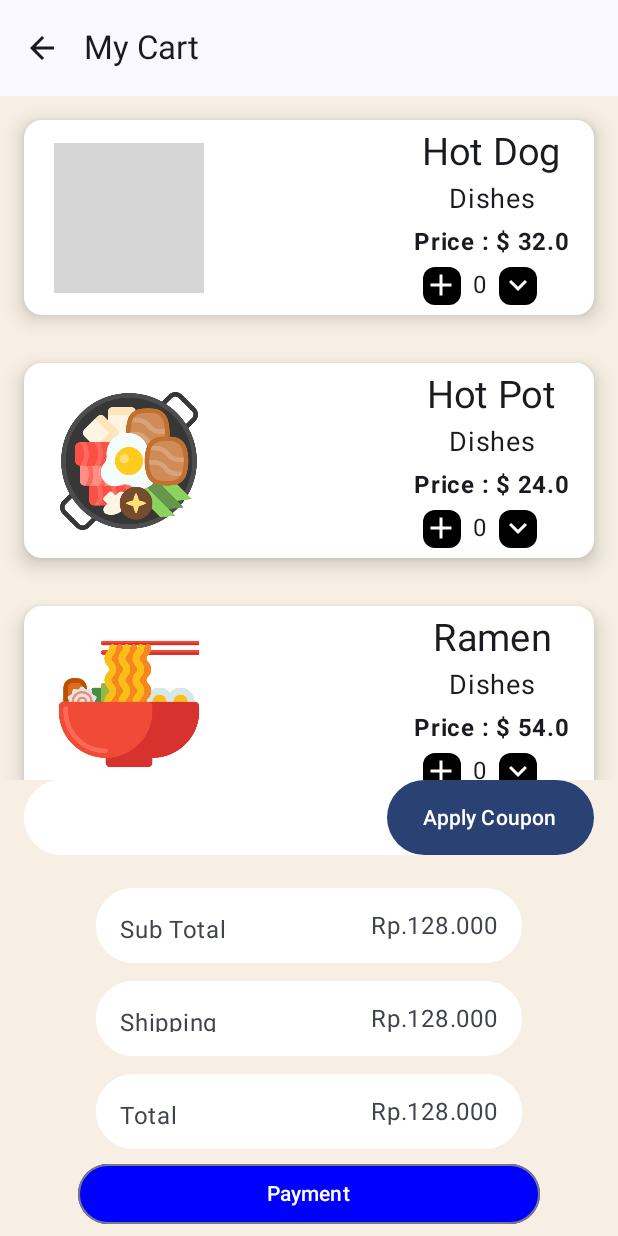
After one commit to achmadsyarif252/GoodFood, an Android app built with Jetpack Compose: the CartScreen screen opened through its navigation route, on a phone screen of 412 x 824 dp. The commit adds this screen. Run offline under Robolectric (Android 15) with nearby library versions, the phone set to English and light mode, and no system bars; libraries missing offline, so code that uses them is left out: com.exyte.animatednavbar; grey boxes are pictures that could not be loaded.

Commit message:
feat : add cart screen

```diff
--- a/app/src/main/java/com/example/goodfood/MainActivity.kt
+++ b/app/src/main/java/com/example/goodfood/MainActivity.kt
@@ -14,6 +14,7 @@ import androidx.navigation.compose.composable
 import androidx.navigation.compose.rememberNavController
 import com.example.goodfood.domain.model.Food
 import com.example.goodfood.domain.model.listFood
+import com.example.goodfood.presentation.cart.CartScreen
 import com.example.goodfood.presentation.detail.DetailScreen
 import com.example.goodfood.presentation.home.HomeScreen
 import com.example.goodfood.ui.theme.FoodAppsTheme
@@ -53,6 +54,9 @@ fun MyApp(modifier: Modifier = Modifier) {
                     DetailScreen(navController, foodIndex = index)
                 }
             }
+            composable("cart") {
+                CartScreen()
+            }
         }
 
     }
--- a/app/src/main/java/com/example/goodfood/presentation/bottombar/BottomBar.kt
+++ b/app/src/main/java/com/example/goodfood/presentation/bottombar/BottomBar.kt
@@ -13,6 +13,7 @@ import androidx.compose.material3.NavigationBarItem
 import androidx.compose.runtime.Composable
 import androidx.compose.ui.Modifier
 import androidx.compose.ui.res.stringResource
+import com.example.goodfood.LocalNavController
 import com.example.goodfood.R
 import com.example.goodfood.domain.model.BottomBarItem
 import com.exyte.animatednavbar.AnimatedNavigationBar
@@ -20,6 +21,7 @@ import com.exyte.animatednavbar.AnimatedNavigationBar
 
 @Composable
 fun BottomNavigation(modifier: Modifier = Modifier) {
+    val navController = LocalNavController.current
 
     NavigationBar {
         val bottomNavigation = listOf(
@@ -36,7 +38,7 @@ fun BottomNavigation(modifier: Modifier = Modifier) {
                 icon = Icons.Default.Home
             ), BottomBarItem(
                 title = stringResource(id = R.string.profile),
-                icon = Icons.Default.ShoppingCart
+                icon = Icons.Default.ShoppingCart,
             ),
             BottomBarItem(
                 title = stringResource(id = R.string.person),
@@ -46,8 +48,14 @@ fun BottomNavigation(modifier: Modifier = Modifier) {
 
         bottomNavigation.map {
             NavigationBarItem(
-                selected = it.title == bottomNavigation[0].title,
-                onClick = { },
+                selected = it.title == bottomNavigation[2].title,
+                onClick = {
+                    when (it) {
+                        bottomNavigation[3] -> {
+                            navController.navigate("cart")
+                        }
+                    }
+                },
                 icon = {
                     Icon(imageVector = it.icon, contentDescription = it.title)
                 },
--- /dev/null
+++ b/app/src/main/java/com/example/goodfood/presentation/cart/CartScreen.kt
@@ -0,0 +1,184 @@
+package com.example.goodfood.presentation.cart
+
+import androidx.compose.foundation.border
+import androidx.compose.foundation.layout.Column
+import androidx.compose.foundation.layout.Spacer
+import androidx.compose.foundation.layout.fillMaxHeight
+import androidx.compose.foundation.layout.fillMaxWidth
+import androidx.compose.foundation.layout.height
+import androidx.compose.foundation.layout.offset
+import androidx.compose.foundation.layout.padding
+import androidx.compose.foundation.lazy.LazyColumn
+import androidx.compose.foundation.shape.RoundedCornerShape
+import androidx.compose.material.icons.Icons
+import androidx.compose.material.icons.filled.ArrowBack
+import androidx.compose.material3.Button
+import androidx.compose.material3.ButtonDefaults
+import androidx.compose.material3.ExperimentalMaterial3Api
+import androidx.compose.material3.Icon
+import androidx.compose.material3.IconButton
+import androidx.compose.material3.OutlinedButton
+import androidx.compose.material3.OutlinedTextField
+import androidx.compose.material3.Scaffold
+import androidx.compose.material3.ScaffoldDefaults
+import androidx.compose.material3.Text
+import androidx.compose.material3.TextField
+import androidx.compose.material3.TextFieldDefaults
+import androidx.compose.material3.TopAppBar
+import androidx.compose.runtime.Composable
+import androidx.compose.ui.Modifier
+import androidx.compose.ui.graphics.Brush
+import androidx.compose.ui.graphics.Color
+import androidx.compose.ui.unit.dp
+import com.example.goodfood.LocalNavController
+import com.example.goodfood.domain.model.listFood
+import com.example.goodfood.presentation.component.CartCard
+import com.example.goodfood.ui.theme.CardFood
+import com.example.goodfood.ui.theme.Gold
+
+@OptIn(ExperimentalMaterial3Api::class)
+@Composable
+fun CartScreen(modifier: Modifier = Modifier) {
+    val navController = LocalNavController.current
+    Scaffold(
+        containerColor = CardFood,
+        topBar = {
+            TopAppBar(title = { Text(text = "My Cart") }, navigationIcon = {
+                IconButton(onClick = {
+                    navController.popBackStack()
+                }) {
+                    Icon(imageVector = Icons.Default.ArrowBack, contentDescription = null)
+                }
+            })
+        }
+    ) {
+        val padding = it
+        Column {
+            LazyColumn(
+                modifier = Modifier
+                    .padding(it)
+                    .fillMaxHeight(0.6f)
+            ) {
+                items(listFood.size) {
+                    CartCard(food = listFood[it])
+                }
+            }
+            OutlinedTextField(
+                colors = TextFieldDefaults.colors(
+                    focusedContainerColor = Color.White,
+                    unfocusedContainerColor = Color.White,
+                    focusedIndicatorColor = Color.White,
+                    unfocusedIndicatorColor = Color.White
+                ),
+                trailingIcon = {
+                    Button(
+                        modifier = Modifier
+                            .fillMaxHeight(),
+                        onClick = { /*TODO*/ }) {
+                        Text(text = "Apply Coupon")
+                    }
+                },
+                value = "",
+                onValueChange = {},
+                shape = RoundedCornerShape(
+                    topEnd = 128.dp,
+                    bottomEnd = 128.dp,
+                    topStart = 32.dp,
+                    bottomStart = 32.dp
+                ),
+                modifier = Modifier
+                    .padding(horizontal = 16.dp)
+                    .fillMaxWidth()
+                    .height(50.dp)
+            )
+            Spacer(modifier = Modifier.height(16.dp))
+            OutlinedTextField(
+                colors = TextFieldDefaults.colors(
+                    focusedContainerColor = Color.White,
+                    unfocusedContainerColor = Color.White,
+                    focusedIndicatorColor = Color.White,
+                    unfocusedIndicatorColor = Color.White
+                ),
+                placeholder = {
+                    Text(text = "Sub Total")
+                },
+                trailingIcon = {
+                    Text(
+                        modifier = Modifier.padding(end = 16.dp),
+                        text = "Rp.128.000"
+                    )
+                },
+                value = "",
+                onValueChange = {},
+                shape = RoundedCornerShape(32.dp),
+                modifier = Modifier
+                    .padding(horizontal = 64.dp, vertical = 6.dp)
+                    .fillMaxWidth()
+                    .height(50.dp)
+            )
+
+            OutlinedTextField(
+                colors = TextFieldDefaults.colors(
+                    focusedContainerColor = Color.White,
+                    unfocusedContainerColor = Color.White,
+                    focusedIndicatorColor = Color.White,
+                    unfocusedIndicatorColor = Color.White
+                ),
+                placeholder = {
+                    Text(text = "Shipping")
+                },
+                trailingIcon = {
+                    Text(
+                        modifier = Modifier.padding(end = 16.dp),
+                        text = "Rp.128.000"
+                    )
+                },
+                value = "",
+                onValueChange = {},
+                shape = RoundedCornerShape(32.dp),
+                modifier = Modifier
+                    .padding(horizontal = 64.dp, vertical = 6.dp)
+                    .fillMaxWidth()
+                    .height(50.dp)
+            )
+
+            OutlinedTextField(
+                colors = TextFieldDefaults.colors(
+                    focusedContainerColor = Color.White,
+                    unfocusedContainerColor = Color.White,
+                    focusedIndicatorColor = Color.White,
+                    unfocusedIndicatorColor = Color.White
+                ),
+                placeholder = {
+                    Text(text = "Total")
+                },
+                trailingIcon = {
+                    Text(
+                        modifier = Modifier.padding(end = 16.dp),
+                        text = "Rp.128.000"
+                    )
+                },
+                value = "",
+                onValueChange = {},
+                shape = RoundedCornerShape(32.dp),
+                modifier = Modifier
+                    .padding(horizontal = 64.dp, vertical = 6.dp)
+                    .fillMaxWidth()
+                    .height(50.dp)
+            )
+
+            OutlinedButton(
+                colors = ButtonDefaults.buttonColors(
+                    contentColor = Color.White,
+                    containerColor = Color.Blue
+                ),
+                modifier = Modifier
+                    .padding(horizontal = 52.dp)
+                    .fillMaxWidth(),
+                onClick = { /*TODO*/ }) {
+                Text(text = "Payment")
+            }
+
+        }
+    }
+}
--- /dev/null
+++ b/app/src/main/java/com/example/goodfood/presentation/component/AddMinQty.kt
@@ -0,0 +1,66 @@
+package com.example.goodfood.presentation.component
+
+import androidx.compose.foundation.layout.Row
+import androidx.compose.foundation.layout.Spacer
+import androidx.compose.foundation.layout.fillMaxWidth
+import androidx.compose.foundation.layout.padding
+import androidx.compose.foundation.layout.size
+import androidx.compose.foundation.layout.width
+import androidx.compose.foundation.shape.RoundedCornerShape
+import androidx.compose.material.icons.Icons
+import androidx.compose.material.icons.filled.Add
+import androidx.compose.material.icons.filled.KeyboardArrowDown
+import androidx.compose.material3.Card
+import androidx.compose.material3.CardDefaults
+import androidx.compose.material3.ExperimentalMaterial3Api
+import androidx.compose.material3.Icon
+import androidx.compose.material3.Text
+import androidx.compose.runtime.Composable
+import androidx.compose.ui.Modifier
+import androidx.compose.ui.graphics.Color
+import androidx.compose.ui.unit.dp
+
+@OptIn(ExperimentalMaterial3Api::class)
+@Composable
+fun AddMinQty(
+    modifier: Modifier = Modifier,
+    counter: Int,
+    onAddCounter: () -> Unit,
+    onMinCounter: () -> Unit
+) {
+    Row(
+        modifier = Modifier.padding(end = 16.dp)
+    ) {
+        Card(
+            onClick = {
+                onAddCounter()
+            },
+            colors = CardDefaults.cardColors(
+                containerColor = Color.Black,
+                contentColor = Color.White
+            ),
+            shape = RoundedCornerShape(8.dp), modifier = Modifier.size(25.dp)
+        ) {
+            Icon(imageVector = Icons.Default.Add, contentDescription = null)
+        }
+        Spacer(modifier = Modifier.width(8.dp))
+        Text(text = "$counter")
+        Spacer(modifier = Modifier.width(8.dp))
+        Card(
+            onClick = {
+                onMinCounter()
+            },
+            colors = CardDefaults.cardColors(
+                containerColor = Color.Black,
+                contentColor = Color.White
+            ),
+            shape = RoundedCornerShape(8.dp), modifier = Modifier.size(25.dp)
+        ) {
+            Icon(
+                imageVector = Icons.Default.KeyboardArrowDown,
+                contentDescription = null,
+                modifier = Modifier.fillMaxWidth()
+            )
+        }
+    }
+}
--- /dev/null
+++ b/app/src/main/java/com/example/goodfood/presentation/component/CartCard.kt
@@ -0,0 +1,78 @@
+package com.example.goodfood.presentation.component
+
+import androidx.compose.foundation.Image
+import androidx.compose.foundation.layout.Arrangement
+import androidx.compose.foundation.layout.Column
+import androidx.compose.foundation.layout.Row
+import androidx.compose.foundation.layout.fillMaxHeight
+import androidx.compose.foundation.layout.fillMaxSize
+import androidx.compose.foundation.layout.fillMaxWidth
+import androidx.compose.foundation.layout.height
+import androidx.compose.foundation.layout.padding
+import androidx.compose.foundation.layout.size
+import androidx.compose.material3.Card
+import androidx.compose.material3.CardDefaults
+import androidx.compose.material3.Text
+import androidx.compose.runtime.Composable
+import androidx.compose.runtime.getValue
+import androidx.compose.runtime.mutableIntStateOf
+import androidx.compose.runtime.remember
+import androidx.compose.runtime.setValue
+import androidx.compose.ui.Alignment
+import androidx.compose.ui.Modifier
+import androidx.compose.ui.graphics.Color
+import androidx.compose.ui.res.painterResource
+import androidx.compose.ui.text.font.FontWeight
+import androidx.compose.ui.unit.dp
+import androidx.compose.ui.unit.sp
+import com.example.goodfood.domain.model.Food
+import com.example.goodfood.domain.model.listFood
+import com.example.goodfood.ui.theme.CardFood
+import com.example.goodfood.ui.theme.Gold
+
+@Composable
+fun CartCard(modifier: Modifier = Modifier, food: Food) {
+    var qty by remember {
+        mutableIntStateOf(0)
+    }
+    Card(
+        elevation = CardDefaults.cardElevation(
+            defaultElevation = 8.dp,
+        ),
+        colors = CardDefaults.cardColors(
+            containerColor = Color.White
+        ),
+        modifier = modifier
+            .padding(horizontal = 16.dp, vertical = 16.dp)
+            .fillMaxWidth()
+            .height(130.dp)
+    ) {
+        Row(
+            modifier.fillMaxSize(),
+            horizontalArrangement = Arrangement.SpaceBetween,
+            verticalAlignment = Alignment.CenterVertically
+        ) {
+            Image(
+                painter = painterResource(id = food.image),
+                contentDescription = null,
+                modifier = Modifier
+                    .padding(start = 20.dp)
+                    .size(100.dp)
+            )
+            Column(
+                verticalArrangement = Arrangement.SpaceAround,
+                horizontalAlignment = Alignment.CenterHorizontally,
+                modifier = Modifier
+                    .fillMaxHeight()
+                    .padding(end = 16.dp, top = 4.dp, bottom = 4.dp)
+            ) {
+                Text(text = food.name, fontSize = 25.sp)
+                Text(text = food.type, fontSize = 18.sp)
+                Text(text = "Price : $ ${food.price}", fontWeight = FontWeight.Bold)
+                AddMinQty(counter = qty, onAddCounter = { qty++ }, onMinCounter = {
+                    if (qty > 0) qty--
+                })
+            }
+        }
+    }
+}
--- a/app/src/main/java/com/example/goodfood/presentation/detail/DetailScreen.kt
+++ b/app/src/main/java/com/example/goodfood/presentation/detail/DetailScreen.kt
@@ -52,6 +52,7 @@ import androidx.navigation.NavController
 import com.example.goodfood.R
 import com.example.goodfood.domain.model.Food
 import com.example.goodfood.domain.model.listFood
+import com.example.goodfood.presentation.component.AddMinQty
 
 @OptIn(ExperimentalMaterial3Api::class)
 @Composable
@@ -118,41 +119,9 @@ fun DetailScreen(navController: NavController, foodIndex: String) {
                 verticalAlignment = Alignment.CenterVertically
             ) {
                 Text(text = food.name, fontSize = 42.sp, fontWeight = FontWeight.Bold)
-                Row(
-                    modifier = Modifier.padding(end = 16.dp)
-                ) {
-                    Card(
-                        onClick = {
-                            counter++
-                        },
-                        colors = CardDefaults.cardColors(
-                            containerColor = Color.Black,
-                            contentColor = Color.White
-                        ),
-                        shape = RoundedCornerShape(8.dp), modifier = Modifier.size(25.dp)
-                    ) {
-                        Icon(imageVector = Icons.Default.Add, contentDescription = null)
-                    }
-                    Spacer(modifier = Modifier.width(8.dp))
-                    Text(text = "$counter")
-                    Spacer(modifier = Modifier.width(8.dp))
-                    Card(
-                        onClick = {
-                            if (counter > 0) counter--
-                        },
-                        colors = CardDefaults.cardColors(
-                            containerColor = Color.Black,
-                            contentColor = Color.White
-                        ),
-                        shape = RoundedCornerShape(8.dp), modifier = Modifier.size(25.dp)
-                    ) {
-                        Icon(
-                            imageVector = Icons.Default.KeyboardArrowDown,
-                            contentDescription = null,
-                            modifier = Modifier.fillMaxWidth()
-                        )
-                    }
-                }
+                AddMinQty(counter = counter, onAddCounter = { counter++ }, onMinCounter = {
+                    if (counter > 0) counter--
+                })
 
             }
             Spacer(modifier = Modifier.height(22.dp))
```
